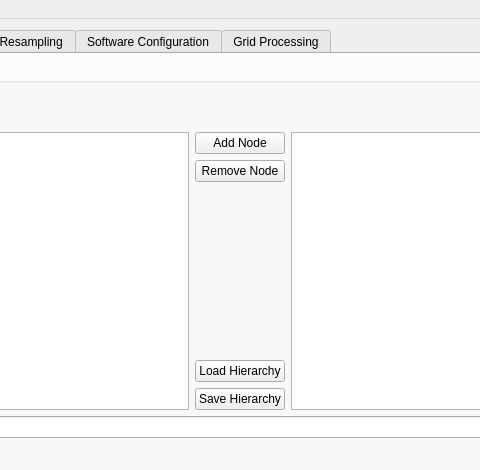
NIRALUser/DTIAtlasBuilder, file GUIwindow.ui: the form before one commit; both pictures show x 313 to 793 and y 0 to 470 of the 1196 by 671 pixel window.
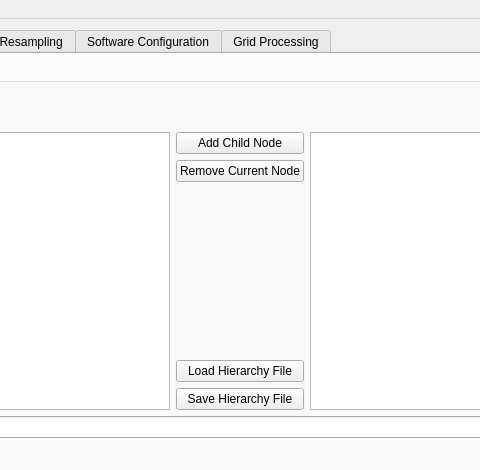
The form after the commit. Icons and pictures are not drawn.

Commit message: ENH: treeview implemented , but need mroe decorations

Diff of the .ui file:
```diff
--- a/GUIwindow.ui
+++ b/GUIwindow.ui
@@ -91,14 +91,14 @@
                <item>
                 <widget class="QPushButton" name="addNodeButton">
                  <property name="text">
-                  <string>Add Node</string>
+                  <string>Add Child Node</string>
                  </property>
                 </widget>
                </item>
                <item>
                 <widget class="QPushButton" name="removeNodeButton">
                  <property name="text">
-                  <string>Remove Node</string>
+                  <string>Remove Current Node</string>
                  </property>
                 </widget>
                </item>
@@ -118,14 +118,14 @@
                <item>
                 <widget class="QPushButton" name="openHierarchyButton">
                  <property name="text">
-                  <string>Load Hierarchy</string>
+                  <string>Load Hierarchy File</string>
                  </property>
                 </widget>
                </item>
                <item>
                 <widget class="QPushButton" name="saveHierarchyButton">
                  <property name="text">
-                  <string>Save Hierarchy</string>
+                  <string>Save Hierarchy File</string>
                  </property>
                 </widget>
                </item>
```
